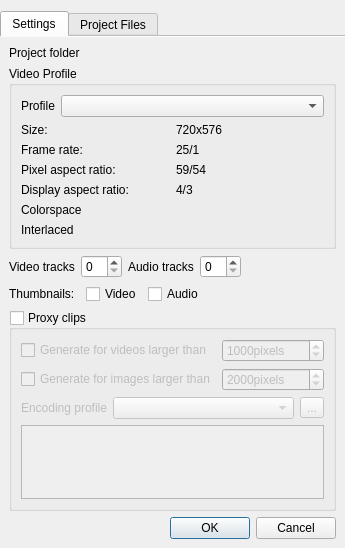
Before: the Qt Designer form src/widgets/projectsettings_ui.ui in KDE/kdenlive, drawn with Qt 5.
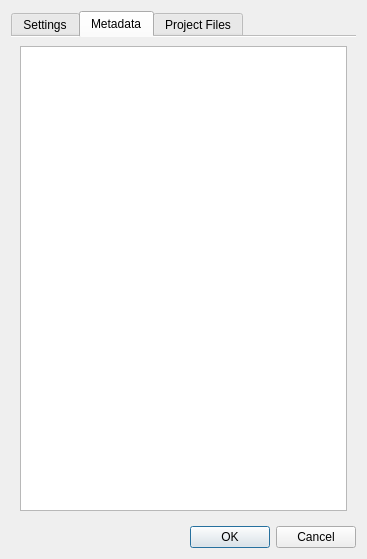
After: the same form once the commit is applied. The open tabs and pages were chosen to show the change. Custom widgets are drawn as their Qt base class.

Commit message: Initial support for project metadata (that can be embedded in rendered files)

```diff
--- a/src/widgets/projectsettings_ui.ui
+++ b/src/widgets/projectsettings_ui.ui
@@ -6,24 +6,38 @@
    <rect>
     <x>0</x>
     <y>0</y>
-    <width>337</width>
-    <height>523</height>
+    <width>345</width>
+    <height>524</height>
    </rect>
   </property>
   <property name="windowTitle">
    <string>Project Settings</string>
   </property>
   <layout class="QGridLayout" name="gridLayout_3">
-   <property name="leftMargin">
-    <number>0</number>
-   </property>
-   <property name="rightMargin">
-    <number>0</number>
-   </property>
-   <property name="bottomMargin">
-    <number>0</number>
-   </property>
-   <item row="0" column="0" colspan="2">
+   <item row="1" column="0">
+    <spacer name="verticalSpacer">
+     <property name="orientation">
+      <enum>Qt::Vertical</enum>
+     </property>
+     <property name="sizeHint" stdset="0">
+      <size>
+       <width>334</width>
+       <height>484</height>
+      </size>
+     </property>
+    </spacer>
+   </item>
+   <item row="2" column="0">
+    <widget class="QDialogButtonBox" name="buttonBox">
+     <property name="orientation">
+      <enum>Qt::Horizontal</enum>
+     </property>
+     <property name="standardButtons">
+      <set>QDialogButtonBox::Cancel|QDialogButtonBox::Ok</set>
+     </property>
+    </widget>
+   </item>
+   <item row="0" column="0">
     <widget class="QTabWidget" name="tabWidget">
      <property name="currentIndex">
       <number>0</number>
@@ -35,7 +49,7 @@
       <attribute name="title">
        <string>Settings</string>
       </attribute>
-      <layout class="QGridLayout" name="gridLayout_6">
+      <layout class="QGridLayout" name="gridLayout_5">
        <item row="0" column="0">
         <widget class="QLabel" name="label_4">
          <property name="text">
@@ -328,29 +342,42 @@
          </layout>
         </widget>
        </item>
-       <item row="6" column="0" colspan="4">
-        <widget class="QDialogButtonBox" name="buttonBox">
-         <property name="orientation">
-          <enum>Qt::Horizontal</enum>
+      </layout>
+     </widget>
+     <widget class="QWidget" name="tab_3">
+      <attribute name="title">
+       <string>Metadata</string>
+      </attribute>
+      <layout class="QGridLayout" name="gridLayout_6">
+       <item row="0" column="0">
+        <widget class="QTreeWidget" name="metadata_list">
+         <property name="alternatingRowColors">
+          <bool>true</bool>
          </property>
-         <property name="standardButtons">
-          <set>QDialogButtonBox::Cancel|QDialogButtonBox::Ok</set>
+         <property name="rootIsDecorated">
+          <bool>false</bool>
          </property>
+         <property name="allColumnsShowFocus">
+          <bool>true</bool>
+         </property>
+         <property name="columnCount">
+          <number>2</number>
+         </property>
+         <attribute name="headerVisible">
+          <bool>false</bool>
+         </attribute>
+         <column>
+          <property name="text">
+           <string>1</string>
+          </property>
+         </column>
+         <column>
+          <property name="text">
+           <string>2</string>
+          </property>
+         </column>
         </widget>
        </item>
-       <item row="5" column="2">
-        <spacer name="verticalSpacer">
-         <property name="orientation">
-          <enum>Qt::Vertical</enum>
-         </property>
-         <property name="sizeHint" stdset="0">
-          <size>
-           <width>20</width>
-           <height>40</height>
-          </size>
-         </property>
-        </spacer>
-       </item>
       </layout>
      </widget>
      <widget class="QWidget" name="tab_2">
@@ -532,35 +559,35 @@
   </layout>
  </widget>
  <customwidgets>
+  <customwidget>
+   <class>KComboBox</class>
+   <extends>QComboBox</extends>
+   <header>kcombobox.h</header>
+  </customwidget>
+  <customwidget>
+   <class>KLineEdit</class>
+   <extends>QLineEdit</extends>
+   <header>klineedit.h</header>
+  </customwidget>
+  <customwidget>
+   <class>KPushButton</class>
+   <extends>QPushButton</extends>
+   <header>kpushbutton.h</header>
+  </customwidget>
   <customwidget>
    <class>KIntSpinBox</class>
    <extends>QSpinBox</extends>
    <header>knuminput.h</header>
   </customwidget>
-  <customwidget>
-   <class>KUrlRequester</class>
-   <extends>QFrame</extends>
-   <header>kurlrequester.h</header>
-  </customwidget>
   <customwidget>
    <class>KTreeWidgetSearchLine</class>
    <extends>KLineEdit</extends>
    <header>ktreewidgetsearchline.h</header>
   </customwidget>
   <customwidget>
-   <class>KPushButton</class>
-   <extends>QPushButton</extends>
-   <header>kpushbutton.h</header>
-  </customwidget>
-  <customwidget>
-   <class>KLineEdit</class>
-   <extends>QLineEdit</extends>
-   <header>klineedit.h</header>
-  </customwidget>
-  <customwidget>
-   <class>KComboBox</class>
-   <extends>QComboBox</extends>
-   <header>kcombobox.h</header>
+   <class>KUrlRequester</class>
+   <extends>QFrame</extends>
+   <header>kurlrequester.h</header>
   </customwidget>
  </customwidgets>
  <resources/>
```
The commit also changes 9 other files.
